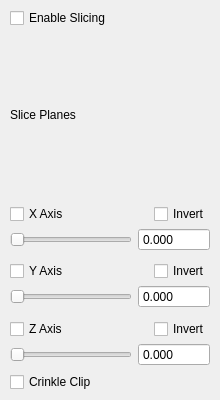
This is src/ui/slicing_page.ui in thermeng/SciRender as Qt 5 draws it before an edit. The edited form follows.
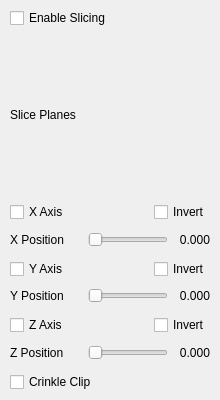
This is the edited form.

Diff of the .ui file:
```diff
--- a/src/ui/slicing_page.ui
+++ b/src/ui/slicing_page.ui
@@ -44,7 +44,7 @@
     <widget class="QWidget" name="optionsGroup" native="true">
      <layout class="QVBoxLayout" name="optionsLayout">
       <property name="spacing">
-       <number>6</number>
+        <number>4</number>
       </property>
       <property name="leftMargin">
        <number>0</number>
@@ -116,6 +116,28 @@
            <property name="spacing">
             <number>6</number>
            </property>
+            <item>
+             <widget class="QLabel" name="xPosLabel">
+              <property name="minimumSize">
+               <size>
+                <width>72</width>
+                <height>0</height>
+               </size>
+              </property>
+              <property name="maximumSize">
+               <size>
+                <width>72</width>
+                <height>16777215</height>
+               </size>
+              </property>
+              <property name="text">
+               <string>X Position</string>
+              </property>
+              <property name="alignment">
+               <set>Qt::AlignmentFlag::AlignLeading|Qt::AlignmentFlag::AlignLeft|Qt::AlignmentFlag::AlignVCenter</set>
+              </property>
+             </widget>
+            </item>
            <item>
             <widget class="QSlider" name="sliceXSlider">
              <property name="minimum">
@@ -133,21 +155,24 @@
             </widget>
            </item>
            <item>
-            <widget class="QDoubleSpinBox" name="xSpinBox">
-             <property name="minimumWidth">
-              <number>60</number>
-             </property>
-             <property name="buttonSymbols">
-              <enum>QAbstractSpinBox::NoButtons</enum>
-             </property>
-             <property name="decimals">
-              <number>3</number>
-             </property>
-             <property name="minimum">
-              <double>-99999.000000000000000</double>
-             </property>
-             <property name="maximum">
-              <double>99999.000000000000000</double>
+             <widget class="QLabel" name="xValue">
+              <property name="minimumSize">
+               <size>
+                <width>36</width>
+                <height>0</height>
+               </size>
+              </property>
+              <property name="maximumSize">
+               <size>
+                <width>36</width>
+                <height>16777215</height>
+               </size>
+              </property>
+              <property name="text">
+               <string>0.000</string>
+              </property>
+              <property name="alignment">
+               <set>Qt::AlignmentFlag::AlignRight|Qt::AlignmentFlag::AlignTrailing|Qt::AlignmentFlag::AlignVCenter</set>
              </property>
             </widget>
            </item>
@@ -214,6 +239,28 @@
            <property name="spacing">
             <number>6</number>
            </property>
+            <item>
+             <widget class="QLabel" name="yPosLabel">
+              <property name="minimumSize">
+               <size>
+                <width>72</width>
+                <height>0</height>
+               </size>
+              </property>
+              <property name="maximumSize">
+               <size>
+                <width>72</width>
+                <height>16777215</height>
+               </size>
+              </property>
+              <property name="text">
+               <string>Y Position</string>
+              </property>
+              <property name="alignment">
+               <set>Qt::AlignmentFlag::AlignLeading|Qt::AlignmentFlag::AlignLeft|Qt::AlignmentFlag::AlignVCenter</set>
+              </property>
+             </widget>
+            </item>
            <item>
             <widget class="QSlider" name="sliceYSlider">
              <property name="minimum">
@@ -231,21 +278,24 @@
             </widget>
            </item>
            <item>
-            <widget class="QDoubleSpinBox" name="ySpinBox">
-             <property name="minimumWidth">
-              <number>60</number>
-             </property>
-             <property name="buttonSymbols">
-              <enum>QAbstractSpinBox::NoButtons</enum>
-             </property>
-             <property name="decimals">
-              <number>3</number>
-             </property>
-             <property name="minimum">
-              <double>-99999.000000000000000</double>
-             </property>
-             <property name="maximum">
-              <double>99999.000000000000000</double>
+             <widget class="QLabel" name="yValue">
+              <property name="minimumSize">
+               <size>
+                <width>36</width>
+                <height>0</height>
+               </size>
+              </property>
+              <property name="maximumSize">
+               <size>
+                <width>36</width>
+                <height>16777215</height>
+               </size>
+              </property>
+              <property name="text">
+               <string>0.000</string>
+              </property>
+              <property name="alignment">
+               <set>Qt::AlignmentFlag::AlignRight|Qt::AlignmentFlag::AlignTrailing|Qt::AlignmentFlag::AlignVCenter</set>
              </property>
             </widget>
            </item>
@@ -312,6 +362,28 @@
            <property name="spacing">
             <number>6</number>
            </property>
+            <item>
+             <widget class="QLabel" name="zPosLabel">
+              <property name="minimumSize">
+               <size>
+                <width>72</width>
+                <height>0</height>
+               </size>
+              </property>
+              <property name="maximumSize">
+               <size>
+                <width>72</width>
+                <height>16777215</height>
+               </size>
+              </property>
+              <property name="text">
+               <string>Z Position</string>
+              </property>
+              <property name="alignment">
+               <set>Qt::AlignmentFlag::AlignLeading|Qt::AlignmentFlag::AlignLeft|Qt::AlignmentFlag::AlignVCenter</set>
+              </property>
+             </widget>
+            </item>
            <item>
             <widget class="QSlider" name="sliceZSlider">
              <property name="minimum">
@@ -329,21 +401,24 @@
             </widget>
            </item>
            <item>
-            <widget class="QDoubleSpinBox" name="zSpinBox">
-             <property name="minimumWidth">
-              <number>60</number>
-             </property>
-             <property name="buttonSymbols">
-              <enum>QAbstractSpinBox::NoButtons</enum>
-             </property>
-             <property name="decimals">
-              <number>3</number>
-             </property>
-             <property name="minimum">
-              <double>-99999.000000000000000</double>
-             </property>
-             <property name="maximum">
-              <double>99999.000000000000000</double>
+             <widget class="QLabel" name="zValue">
+              <property name="minimumSize">
+               <size>
+                <width>36</width>
+                <height>0</height>
+               </size>
+              </property>
+              <property name="maximumSize">
+               <size>
+                <width>36</width>
+                <height>16777215</height>
+               </size>
+              </property>
+              <property name="text">
+               <string>0.000</string>
+              </property>
+              <property name="alignment">
+               <set>Qt::AlignmentFlag::AlignRight|Qt::AlignmentFlag::AlignTrailing|Qt::AlignmentFlag::AlignVCenter</set>
              </property>
             </widget>
            </item>
```
Lines whose indentation alone changed are shown as unchanged.
